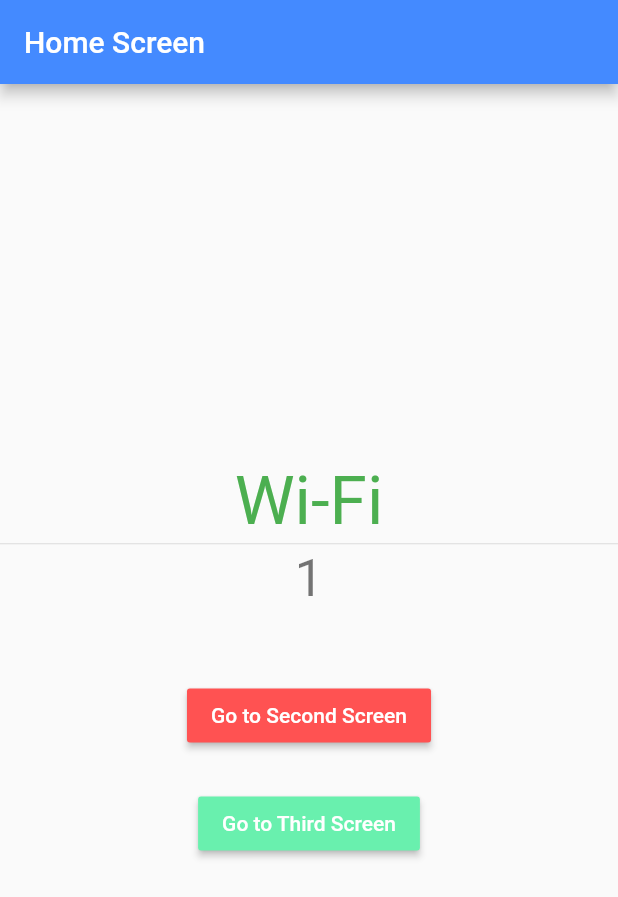
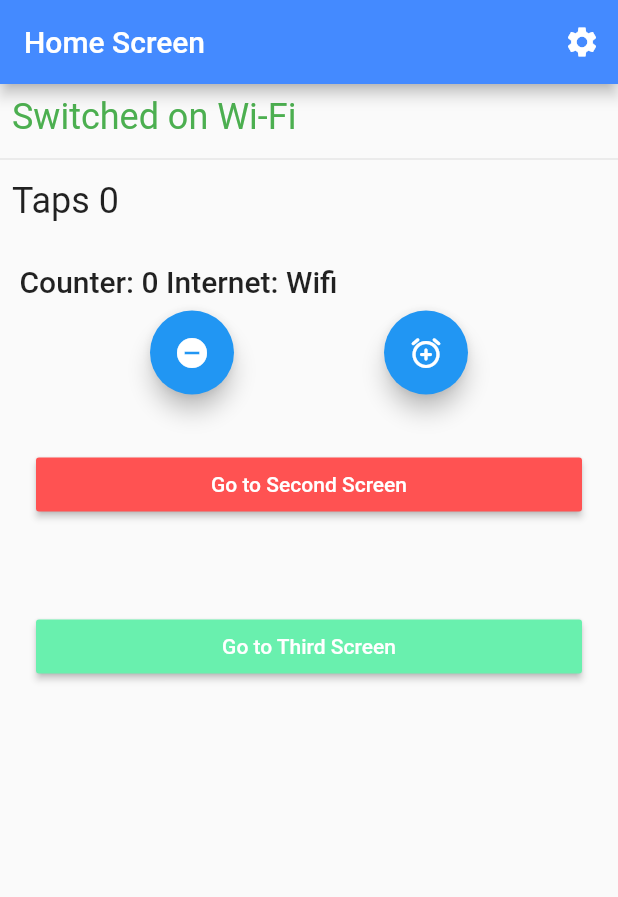
Before and after one commit to TrophyDevelopersUganda/testing_bloc, a Flutter app: the screen it shows after launch, on a phone screen of 412 x 824 dp. Shown: the top 897 px of the screen. Run offline on Flutter 3.47's test engine with Material 2 defaults, Android fonts, the phone set to English and light mode, and no system bars; our stand-ins replace bloc, connectivity_plus, equatable, flutter_bloc, hydrated_bloc.

Commit message:
State `NOT updating` issue

```diff
--- /dev/null
+++ b/lib/business_logic/cubit_bloc/settings_cubit.dart
@@ -0,0 +1,25 @@
+/*
+ Copyright (c) 2021.  Trophy Developers Uganda. All Rights Reserved
+ */
+
+import 'package:bloc/bloc.dart';
+import 'package:equatable/equatable.dart';
+
+part 'settings_state.dart';
+
+class SettingsCubit extends Cubit<SettingsState> {
+  SettingsCubit()
+      : super(
+          const SettingsState(
+            appNotifications: false,
+            emailNotifications: false,
+          ),
+        );
+
+  void toggleAppNotifications(bool newValue) {
+    emit(state.copyWith(appNotifications: newValue, emailNotifications: false));
+  }
+
+  void toggleEmailNotifications(bool newValue) => emit(
+      state.copyWith(emailNotifications: newValue, appNotifications: false));
+}
--- /dev/null
+++ b/lib/business_logic/cubit_bloc/settings_state.dart
@@ -0,0 +1,31 @@
+/*
+ Copyright (c) 2021.  Trophy Developers Uganda. All Rights Reserved
+ */
+
+part of 'settings_cubit.dart';
+
+class SettingsState extends Equatable {
+  final bool appNotifications;
+  final bool emailNotifications;
+
+  const SettingsState({
+    required this.appNotifications,
+    required this.emailNotifications,
+  });
+
+  SettingsState copyWith({
+    required bool appNotifications,
+    required bool emailNotifications,
+  }) {
+    return SettingsState(
+      appNotifications: appNotifications,
+      emailNotifications: emailNotifications,
+    );
+  }
+
+  @override
+  List<Object> get props => [
+        emailNotifications,
+        appNotifications,
+      ];
+}
--- a/lib/constants/constants_main.dart
+++ b/lib/constants/constants_main.dart
@@ -1,3 +1,7 @@
+/*
+ Copyright (c) 2021.  Trophy Developers Uganda. All Rights Reserved
+ */
+
 // enum ConnectionType {
 //   wifi,
 //   mobile,
--- a/lib/constants/enums.dart
+++ b/lib/constants/enums.dart
@@ -1,4 +1,8 @@
+/*
+ Copyright (c) 2021.  Trophy Developers Uganda. All Rights Reserved
+ */
+
 enum ConnectionType {
   wifi,
   mobile,
-}
+  airplaneMode }
--- a/lib/main.dart
+++ b/lib/main.dart
@@ -1,12 +1,25 @@
+/*
+ Copyright (c) 2021.  Trophy Developers Uganda. All Rights Reserved
+ */
+
 import 'package:connectivity_plus/connectivity_plus.dart';
 import 'package:flutter/material.dart';
 import 'package:flutter_bloc/flutter_bloc.dart';
+import 'package:hydrated_bloc/hydrated_bloc.dart';
+import 'package:path_provider/path_provider.dart';
 import 'package:testing_bloc_concept/presentation/router/app_router.dart';
 
 import 'business_logic/cubit_bloc/counter_cubit.dart';
 import 'business_logic/cubit_bloc/internet_cubit.dart';
+import 'business_logic/cubit_bloc/settings_cubit.dart';
 
-void main() {
+void main() async {
+  WidgetsFlutterBinding.ensureInitialized();
+
+  final storage = await HydratedStorage.build(
+    storageDirectory: await getApplicationDocumentsDirectory(),
+  );
+
   runApp(MyApp(
     appRouter: AppRouter(),
     connectivity: Connectivity(),
@@ -27,17 +40,20 @@ class MyApp extends StatelessWidget {
     return MultiBlocProvider(
       providers: [
         BlocProvider<InternetCubit>(
-          create: (context) => InternetCubit(
+          create: (internetCubitContext) => InternetCubit(
             connectivity: connectivity,
           ),
         ),
         BlocProvider<CounterCubit>(
-          create: (context) => CounterCubit(),
+          create: (counterCubitContext) => CounterCubit(),
+        ),
+        BlocProvider<SettingsCubit>(
+          create: (settingsCubitContext) => SettingsCubit(),
         ),
       ],
       child: MaterialApp(
         debugShowCheckedModeBanner: false,
-        title: 'Flutter Demo',
+        title: 'Trophy Developers App for Flutter Bloc Concepts',
         theme: ThemeData(
           primarySwatch: Colors.blue,
           visualDensity: VisualDensity.adaptivePlatformDensity,
--- a/lib/presentation/router/app_router.dart
+++ b/lib/presentation/router/app_router.dart
@@ -1,6 +1,11 @@
+/*
+ Copyright (c) 2021.  Trophy Developers Uganda. All Rights Reserved
+ */
+
 import 'package:flutter/material.dart';
 import 'package:testing_bloc_concept/presentation/screens/home_screen.dart';
 import 'package:testing_bloc_concept/presentation/screens/second_screen.dart';
+import 'package:testing_bloc_concept/presentation/screens/settings_screen.dart';
 import 'package:testing_bloc_concept/presentation/screens/third_screen.dart';
 
 class AppRouter {
@@ -27,6 +32,14 @@ class AppRouter {
             color: Colors.greenAccent,
           ),
         );
+      case '/settings':
+        return MaterialPageRoute(
+          builder: (_) => const SettingsScreen(
+            color: Colors.blue,
+            title: 'Settings'
+                '',
+          ),
+        );
       default:
         return null;
     }
--- a/lib/presentation/screens/home_screen.dart
+++ b/lib/presentation/screens/home_screen.dart
@@ -1,3 +1,7 @@
+/*
+ Copyright (c) 2021.  Trophy Developers Uganda. All Rights Reserved
+ */
+
 import 'package:flutter/material.dart';
 import 'package:flutter_bloc/flutter_bloc.dart';
 import 'package:testing_bloc_concept/business_logic/cubit_bloc/counter_cubit.dart';
@@ -18,48 +22,51 @@ class HomeScreen extends StatefulWidget {
 class _HomeScreenState extends State<HomeScreen> {
   @override
   Widget build(BuildContext context) {
-    return BlocListener<InternetCubit, InternetState>(
-      listener: (context, state) {
-        if (state is InternetConnected &&
-            state.connectionType == ConnectionType.wifi) {
-          BlocProvider.of<CounterCubit>(context).increment();
-        } else if (state is InternetConnected &&
-            state.connectionType == ConnectionType.mobile) {
-          BlocProvider.of<CounterCubit>(context).decrement();
-        }
-      },
-      child: Scaffold(
+    return Scaffold(
       appBar: AppBar(
         backgroundColor: widget.color,
         title: Text(widget.title),
+        actions: [
+          IconButton(
+              icon: const Icon(Icons.settings),
+              onPressed: () => Navigator.pushNamed(context, '/settings')),
+        ],
       ),
       body: Center(
-          child: Column(
-            mainAxisAlignment: MainAxisAlignment.center,
+        child: ListView(
           children: <Widget>[
             BlocBuilder<InternetCubit, InternetState>(
               builder: (context, state) {
                 if (state is InternetConnected &&
                     state.connectionType == ConnectionType.wifi) {
-                    return Text(
-                      'Wi-Fi',
-                      style: Theme.of(context).textTheme.headline3?.copyWith(
+                  return Padding(
+                    padding: const EdgeInsets.all(8.0),
+                    child: Text(
+                      'Switched on Wi-Fi',
+                      style: Theme.of(context).textTheme.headline5?.copyWith(
                             color: Colors.green,
+                          ),
                     ),
                   );
                 } else if (state is InternetConnected &&
                     state.connectionType == ConnectionType.mobile) {
-                    return Text(
-                      'Mobile',
-                      style: Theme.of(context).textTheme.headline3?.copyWith(
+                  return Padding(
+                    padding: const EdgeInsets.all(8.0),
+                    child: Text(
+                      'Switched on Mobile Data',
+                      style: Theme.of(context).textTheme.headline5?.copyWith(
                             color: Colors.red,
+                          ),
                     ),
                   );
                 } else if (state is InternetDisconnected) {
-                    return Text(
+                  return Padding(
+                    padding: const EdgeInsets.all(8.0),
+                    child: Text(
                       'Disconnected',
                       style: Theme.of(context).textTheme.headline3?.copyWith(
                             color: Colors.grey,
+                          ),
                     ),
                   );
                 }
@@ -67,7 +74,7 @@ class _HomeScreenState extends State<HomeScreen> {
               },
             ),
             const Divider(
-                height: 5,
+              height: 12,
             ),
             BlocConsumer<CounterCubit, CounterState>(
               listener: (context, state) {
@@ -89,58 +96,107 @@ class _HomeScreenState extends State<HomeScreen> {
               },
               builder: (context, state) {
                 if (state.counterValue < 0) {
-                    return Text(
+                  return Padding(
+                    padding: const EdgeInsets.all(8.0),
+                    child: Text(
                       'BRR, NEGATIVE ' + state.counterValue.toString(),
                       style: Theme.of(context).textTheme.headline4,
+                    ),
                   );
                 } else if (state.counterValue % 2 == 0) {
-                    return Text(
-                      'YAAAY ' + state.counterValue.toString(),
-                      style: Theme.of(context).textTheme.headline4,
+                  return Padding(
+                    padding: const EdgeInsets.all(8.0),
+                    child: Text(
+                      'Taps ' + state.counterValue.toString(),
+                      style: Theme.of(context).textTheme.headline5,
+                    ),
                   );
                 } else if (state.counterValue == 5) {
-                    return Text(
+                  return Padding(
+                    padding: const EdgeInsets.all(8.0),
+                    child: Text(
                       'HMM, NUMBER 5',
                       style: Theme.of(context).textTheme.headline4,
+                    ),
                   );
                 } else {
-                    return Text(
+                  return Padding(
+                    padding: const EdgeInsets.all(8.0),
+                    child: Text(
                       state.counterValue.toString(),
                       style: Theme.of(context).textTheme.headline4,
+                    ),
                   );
                 }
               },
             ),
             const SizedBox(
-                height: 24,
+              height: 12,
             ),
-              // Row(
-              //   mainAxisAlignment: MainAxisAlignment.spaceEvenly,
-              //   children: [
-              //     FloatingActionButton(
-              //       heroTag: Text(widget.title),
-              //       onPressed: () {
-              //         BlocProvider.of<CounterCubit>(context).decrement();
-              //         // context.bloc<CounterCubit>().decrement();
-              //       },
-              //       tooltip: 'Decrement',
-              //       child: const Icon(Icons.remove),
-              //     ),
-              //     FloatingActionButton(
-              //       heroTag: Text('${widget.title} 2nd'),
-              //       onPressed: () {
-              //         // BlocProvider.of<CounterCubit>(context).increment();
-              //         BlocProvider.of<CounterCubit>(context).increment();
-              //       },
-              //       tooltip: 'Increment',
-              //       child: const Icon(Icons.add),
-              //     ),
-              //   ],
-              // ),
+            Builder(builder: (context) {
+              final counterState = context.watch<CounterCubit>().state;
+              final internetState = context.watch<InternetCubit>().state;
+              if (internetState is InternetConnected &&
+                  internetState.connectionType == ConnectionType.mobile) {
+                return Padding(
+                  padding: const EdgeInsets.all(8.0),
+                  child: Text(
+                    'Counter: ' +
+                        counterState.counterValue.toString() +
+                        ' Internet: Mobile ',
+                    style: Theme.of(context).textTheme.headline6,
+                  ),
+                );
+              } else if (internetState is InternetConnected &&
+                  internetState.connectionType == ConnectionType.wifi) {
+                return Padding(
+                  padding: const EdgeInsets.all(8.0),
+                  child: Text(
+                    ' Counter: ' +
+                        counterState.counterValue.toString() +
+                        ' Internet: Wifi ',
+                    style: Theme.of(context).textTheme.headline6,
+                  ),
+                );
+              } else {
+                return Padding(
+                  padding: const EdgeInsets.all(24.0),
+                  child: Text(
+                    ' Counter: ' +
+                        counterState.counterValue.toString() +
+                        ' Internet : Sorry Disconnected ',
+                    style: Theme.of(context).textTheme.headline6,
+                  ),
+                );
+              }
+            }),
+            Row(
+              mainAxisAlignment: MainAxisAlignment.spaceEvenly,
+              children: [
+                FloatingActionButton(
+                  heroTag: Text(widget.title),
+                  onPressed: () {
+                    BlocProvider.of<CounterCubit>(context).decrement();
+                  },
+                  tooltip: 'Decrement',
+                  child: const Icon(Icons.remove_circle_sharp),
+                ),
+                FloatingActionButton(
+                  heroTag: Text('${widget.title} 2nd'),
+                  onPressed: () {
+                    BlocProvider.of<CounterCubit>(context).increment();
+                  },
+                  tooltip: 'Increment',
+                  child: const Icon(Icons.add_alarm_rounded),
+                ),
+              ],
+            ),
             const SizedBox(
-                height: 24,
+              height: 12,
             ),
-              MaterialButton(
+            Padding(
+              padding: const EdgeInsets.all(24.0),
+              child: MaterialButton(
                 color: Colors.redAccent,
                 child: const Text(
                   'Go to Second Screen',
@@ -152,10 +208,13 @@ class _HomeScreenState extends State<HomeScreen> {
                   );
                 },
               ),
+            ),
             const SizedBox(
-                height: 24,
+              height: 12,
             ),
-              MaterialButton(
+            Padding(
+              padding: const EdgeInsets.all(24.0),
+              child: MaterialButton(
                 color: Colors.greenAccent,
                 child: const Text(
                   'Go to Third Screen',
@@ -167,8 +226,11 @@ class _HomeScreenState extends State<HomeScreen> {
                   );
                 },
               ),
+            ),
+            const SizedBox(
+              height: 12,
+            ),
           ],
-          ),
         ),
       ),
     );
--- a/pubspec.yaml
+++ b/pubspec.yaml
@@ -13,8 +13,6 @@ dependencies:
   bloc_test: ^9.0.1
   connectivity: ^3.0.6
   equatable: ^2.0.3
-
-
   connectivity_plus: "^2.0.2"
 
 
@@ -22,11 +20,12 @@ dependencies:
     sdk: flutter
   #  cupertino_icons: ^1.0.2
   flutter_bloc: ^8.0.0
+  hydrated_bloc: ^8.0.0
+  path_provider: ^2.0.8
 
 dev_dependencies:
   flutter_test:
     sdk: flutter
-
   flutter_lints: ^1.0.0
   test: ^1.17.12
 flutter:
```
Also changed, not shown: lib/presentation/screens/second_screen.dart (+5 -2 lines), lib/presentation/screens/settings_screen.dart (added, +69 -0 lines), lib/presentation/screens/third_screen.dart (+5 -2 lines), pubspec.lock. Lines whose indentation alone changed are shown as unchanged.
